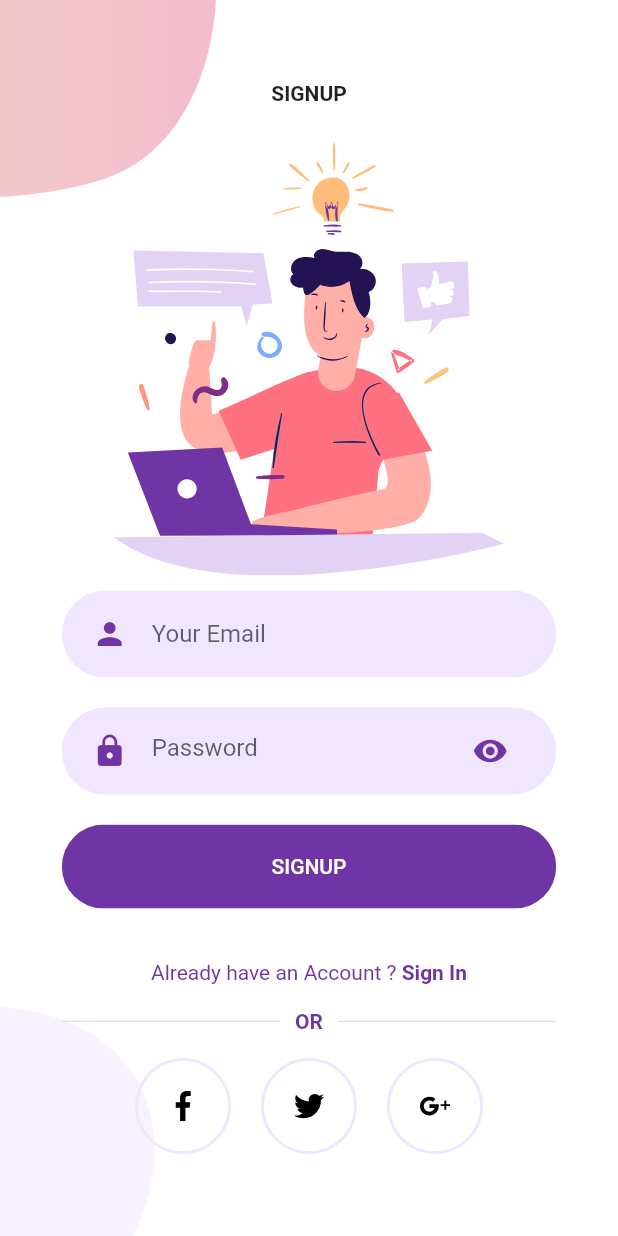
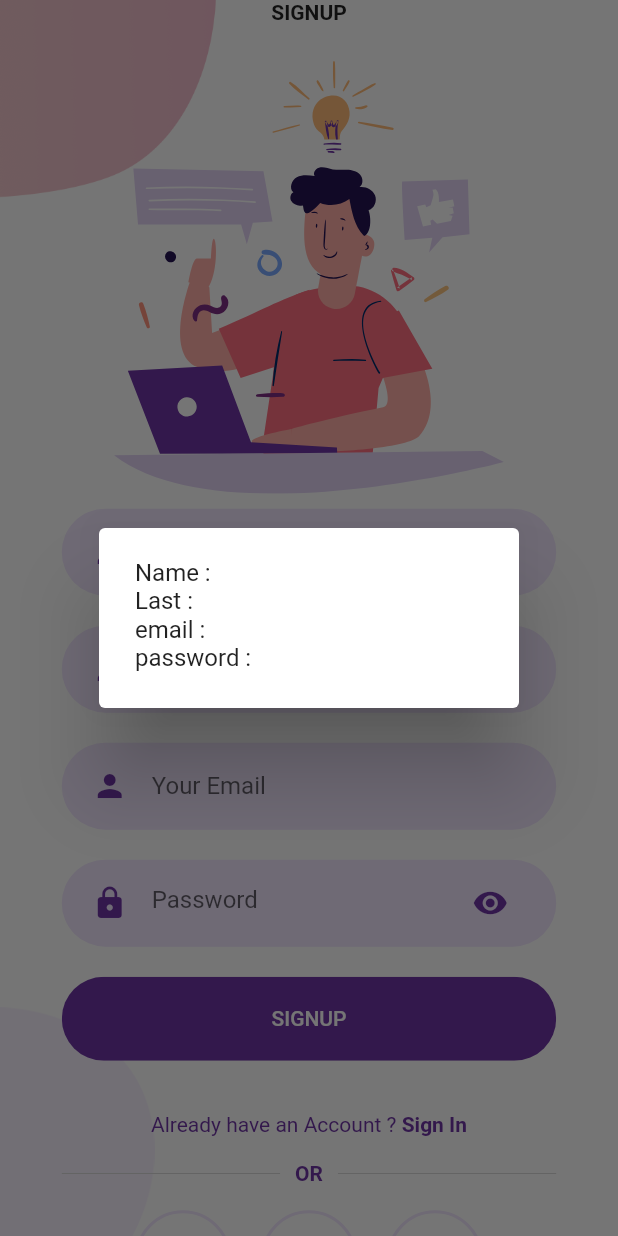
Before and after one commit to numvarn/Flutter_AuthenScreen, a Flutter app: the SignUpScreen screen opened directly, after a tap on "SIGNUP", on a phone screen of 412 x 824 dp. Run offline on Flutter 3.47's test engine with Material 2 defaults, Android fonts, the phone set to English and light mode, and no system bars; our stand-ins replace flutter_svg.

Commit message:
update sign-in page

```diff
--- a/lib/Screens/Signup/components/body.dart
+++ b/lib/Screens/Signup/components/body.dart
@@ -12,6 +12,11 @@ import 'package:flutter_svg/svg.dart';
 class Body extends StatelessWidget {
   @override
   Widget build(BuildContext context) {
+    String firstName = "";
+    String lastName = "";
+    String email = "";
+    String password = "";
+
     Size size = MediaQuery.of(context).size;
     return Background(
       child: SingleChildScrollView(
@@ -28,15 +33,49 @@ class Body extends StatelessWidget {
               height: size.height * 0.35,
             ),
             RoundedInputField(
+              hintText: "First Name",
+              onChanged: (value) {
+                firstName = value;
+              },
+            ),
+            RoundedInputField(
+              hintText: "Last Name",
+              onChanged: (value) {
+                lastName = value;
+              },
+            ),
+            RoundedInputField(
               hintText: "Your Email",
-              onChanged: (value) {},
+              onChanged: (value) {
+                email = value;
+              },
             ),
             RoundedPasswordField(
-              onChanged: (value) {},
+              onChanged: (value) {
+                password = value;
+              },
             ),
             RoundedButton(
               text: "SIGNUP",
-              press: () {},
+              press: () {
+                return showDialog(
+                  context: context,
+                  builder: (context) {
+                    return AlertDialog(
+                      // Retrieve the text the that user has entered by using the
+                      // TextEditingController.
+                      content: Text("Name : " +
+                          firstName +
+                          "\nLast : " +
+                          lastName +
+                          "\nemail : " +
+                          email +
+                          "\npassword : " +
+                          password),
+                    );
+                  },
+                );
+              },
             ),
             SizedBox(height: size.height * 0.03),
             AlreadyHaveAnAccountCheck(
```
